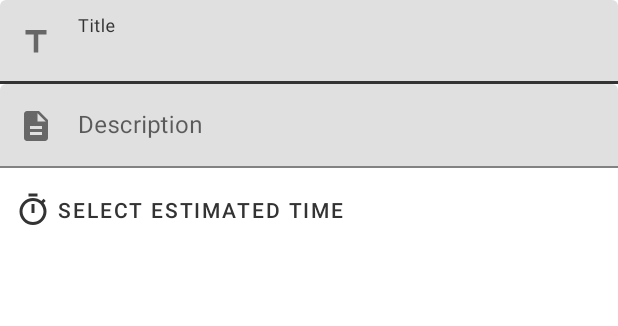
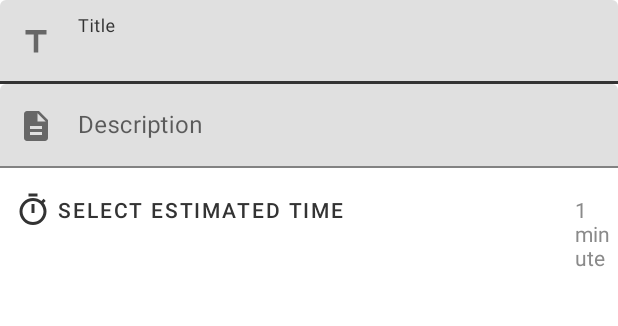
Before and after one commit to rafaelmotaalves/android-time-tracker, an Android app: the screen it shows after launch (MainActivity), after a tap on "Add task", on a phone screen of 412 x 824 dp, the part 84-410 px from its top. Run offline under Robolectric (Android 15) with nearby library versions, the phone set to English and light mode, and no system bars; our stand-ins replace Room's generated code; 2 statements that could not run were skipped.

Commit message:
feat(): fix task creation

```diff
--- a/app/src/main/java/br/ufpe/cin/timetracker/CreateTaskDialog.kt
+++ b/app/src/main/java/br/ufpe/cin/timetracker/CreateTaskDialog.kt
@@ -9,6 +9,7 @@ import android.view.LayoutInflater
 import android.view.View
 import android.view.ViewGroup
 import android.widget.Button
+import android.widget.TextView
 import android.widget.TimePicker
 import androidx.appcompat.widget.Toolbar
 import androidx.fragment.app.DialogFragment
@@ -23,6 +24,7 @@ import com.google.android.material.textfield.TextInputLayout
 import com.google.android.material.timepicker.MaterialTimePicker
 import com.google.android.material.timepicker.MaterialTimePicker.INPUT_MODE_KEYBOARD
 import com.google.android.material.timepicker.TimeFormat
+import org.w3c.dom.Text
 
 
 class CreateTaskDialog(private val taskCreatorViewModel: TaskCreatorViewModel) : DialogFragment() {
@@ -44,25 +46,49 @@ class CreateTaskDialog(private val taskCreatorViewModel: TaskCreatorViewModel) :
         description = view.findViewById(R.id.taskDescField)
 
         val timePickerButton: Button = view.findViewById(R.id.timePickerButton)
+        val showTimeText: TextView = view.findViewById(R.id.showTimeText)
 
-        configureTimePicker(timePickerButton)
+        showTimeText.text = parseTimeText(
+            taskCreatorViewModel.getSelectedHour(),
+            taskCreatorViewModel.getSelectedMinute()
+        )
+
+        configureTimePicker(timePickerButton, showTimeText)
 
         return view
     }
 
-    private fun configureTimePicker(timePickerButton: Button) {
+    private fun configureTimePicker(timePickerButton: Button, showTimeText: TextView) {
+        timePickerButton.setOnClickListener {
             timePicker =
                 MaterialTimePicker.Builder()
                     .setTimeFormat(TimeFormat.CLOCK_24H)
                     .setInputMode(INPUT_MODE_KEYBOARD)
-                .setHour(0)
-                .setMinute(1)
+                    .setHour(taskCreatorViewModel.getSelectedHour())
+                    .setMinute(taskCreatorViewModel.getSelectedMinute())
                     .setTitleText("Select estimated time")
                     .build()
 
-        timePickerButton.setOnClickListener {
+            timePicker.addOnPositiveButtonClickListener {
+                taskCreatorViewModel.setSelectedHour(timePicker.hour)
+                taskCreatorViewModel.setSelectedMinute(timePicker.minute)
+                showTimeText.text = parseTimeText(timePicker.hour, timePicker.minute)
+            }
+
             timePicker.show(childFragmentManager, TAG_TIMER_PICKER)
         }
+    }
+
+    private fun parseTimeText(hour: Int, minute: Int) : String {
+        if (hour == 0) {
+            if (minute > 1) {
+                return "$minute minutes"
+            }
+
+            return "$minute minute"
+        }
+
+        return "$hour:$minute"
     }
 
     override fun onViewCreated(view: View, savedInstanceState: Bundle?) {
@@ -73,7 +99,12 @@ class CreateTaskDialog(private val taskCreatorViewModel: TaskCreatorViewModel) :
         toolbar.setOnMenuItemClickListener {
             val title = title.editText?.text.toString()
             val description = description.editText?.text.toString()
-            val input = TaskUserInput(title, description, timePicker.hour, timePicker.minute)
+            val input = TaskUserInput(
+                title,
+                description,
+                taskCreatorViewModel.getSelectedHour(),
+                taskCreatorViewModel.getSelectedMinute()
+            )
 
             taskCreatorViewModel.createTask(TaskModelMapper.fromUserInput(input))
 
--- a/app/src/main/java/br/ufpe/cin/timetracker/viewmodels/TaskCreatorViewModel.kt
+++ b/app/src/main/java/br/ufpe/cin/timetracker/viewmodels/TaskCreatorViewModel.kt
@@ -11,6 +11,25 @@ import kotlinx.coroutines.launch
 class TaskCreatorViewModel(application: Application) : AndroidViewModel(application) {
     private val repo: TaskRepository = TaskRepository(TaskDB.getInstance(application.applicationContext).taskDAO())
 
+    private var selectedHour : Int = 0
+    private var selectedMinute: Int = 1
+
+    fun setSelectedHour(hour : Int) {
+        selectedHour = hour
+    }
+
+    fun setSelectedMinute(minute : Int) {
+        selectedMinute = minute
+    }
+
+    fun getSelectedHour() : Int {
+        return selectedHour
+    }
+
+    fun getSelectedMinute() : Int {
+        return selectedMinute
+    }
+
     fun createTask(taskModel: TaskModel) {
         viewModelScope.launch {
             repo.insertTask(taskModel)
--- a/app/src/main/res/layout/create_task.xml
+++ b/app/src/main/res/layout/create_task.xml
@@ -50,7 +50,11 @@
                 android:layout_height="wrap_content"
                 />
         </com.google.android.material.textfield.TextInputLayout>
-
+        <LinearLayout
+            android:layout_width="match_parent"
+            android:layout_height="match_parent"
+            app:layout_behavior="@string/appbar_scrolling_view_behavior"
+            android:orientation="horizontal">
             <Button
                 android:id="@+id/timePickerButton"
                 android:layout_width="wrap_content"
@@ -58,10 +62,18 @@
                 android:text="Select estimated time"
                 android:paddingTop="10dp"
                 android:paddingLeft="10dp"
+                android:layout_marginEnd="220px"
                 app:icon="@drawable/ic_baseline_timer_24"
                 style="@style/Widget.MaterialComponents.Button.TextButton"
                 />
 
+            <TextView
+                android:id="@+id/showTimeText"
+                android:layout_width="wrap_content"
+                android:layout_height="wrap_content"
+                android:text="1 minute"
+                android:textColor="@color/grey"/>
+        </LinearLayout>
     </LinearLayout>
 
 </androidx.coordinatorlayout.widget.CoordinatorLayout>
--- a/app/src/main/res/values/colors.xml
+++ b/app/src/main/res/values/colors.xml
@@ -7,4 +7,5 @@
     <color name="teal_700">#FF018786</color>
     <color name="black">#FF000000</color>
     <color name="white">#FFFFFFFF</color>
+    <color name="grey">#8A8A8A</color>
 </resources>
```
Lines whose indentation alone changed are shown as unchanged.
